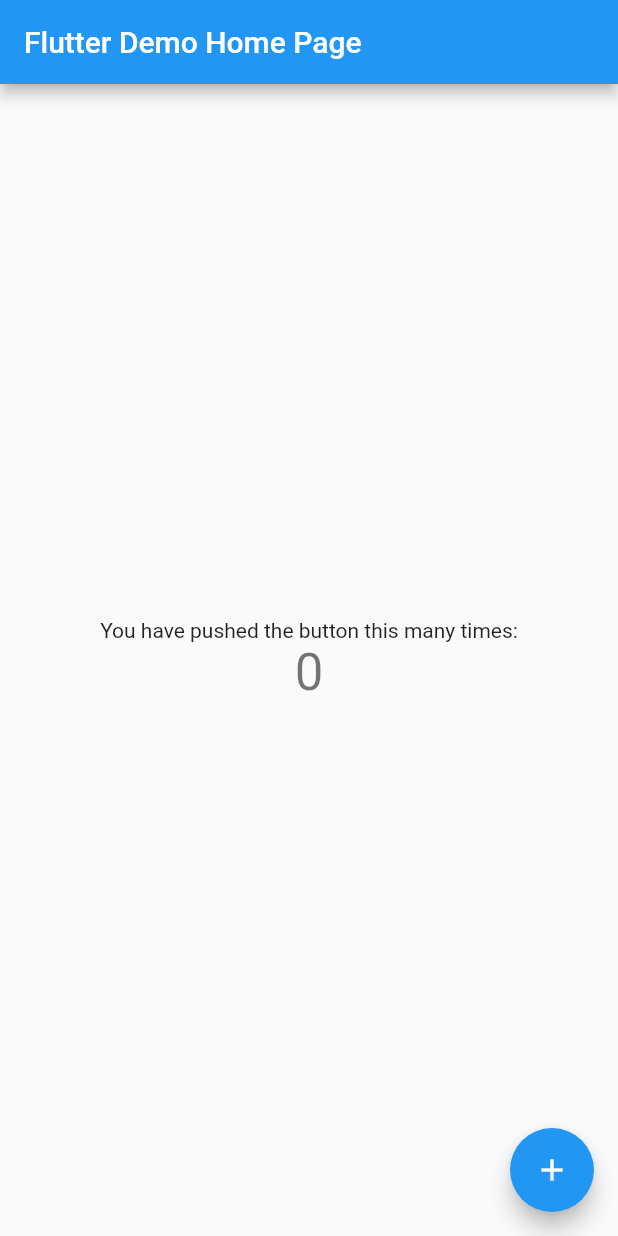
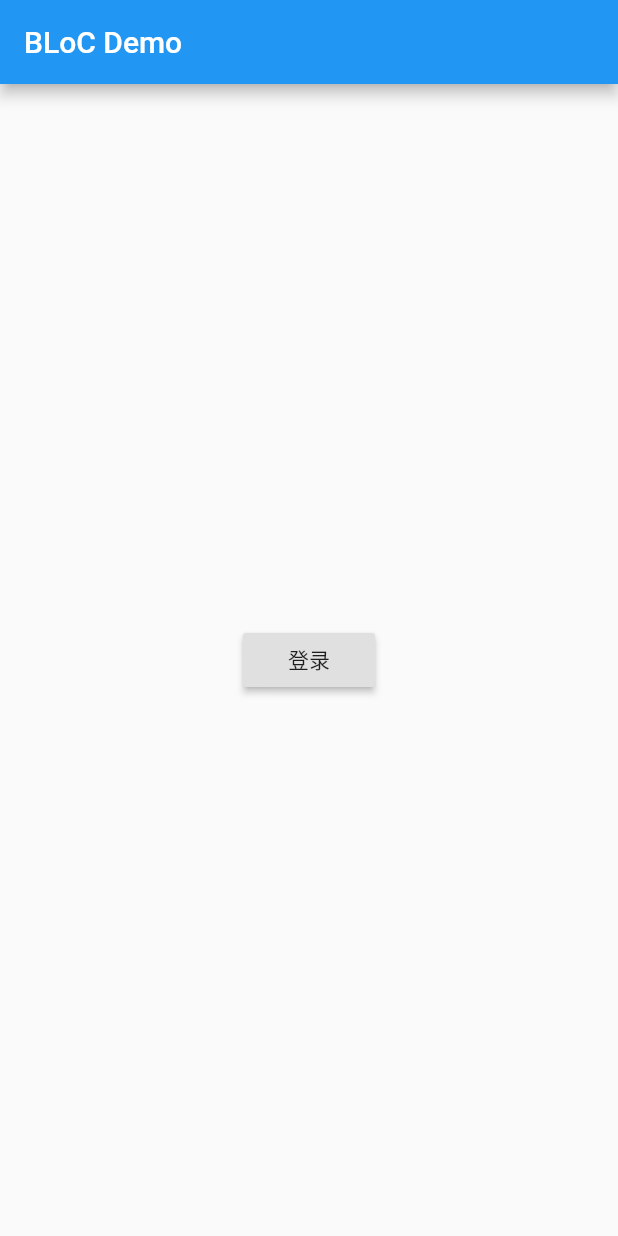
Before and after one commit to pantao/flutter-bloc-demo-app, a Flutter app: the screen it shows after launch, on a phone screen of 412 x 824 dp. Run offline on Flutter 3.47's test engine with Material 2 defaults, Android fonts, the phone set to English and light mode, and no system bars.

Commit message:
add bloc

```diff
--- /dev/null
+++ b/lib/bloc_provider.dart
@@ -0,0 +1,16 @@
+import 'package:flutter/material.dart';
+
+import 'bloc.dart';
+
+class BLoCProvider extends InheritedWidget {
+  AppBLoC bLoC = AppBLoC('');
+
+  BLoCProvider({Key key, Widget child}) : super(key: key, child: child);
+
+  @override
+  bool updateShouldNotify(_) => true;
+
+  static AppBLoC of(BuildContext context) {
+    return (context.inheritFromWidgetOfExactType(BLoCProvider) as BLoCProvider).bLoC;
+  }
+}
--- a/lib/main.dart
+++ b/lib/main.dart
@@ -1,111 +1,54 @@
+import 'dart:async';
+
 import 'package:flutter/material.dart';
 
-void main() => runApp(MyApp());
+import 'bloc.dart';
 
-class MyApp extends StatelessWidget {
+AppBLoC bloc = AppBLoC('');
+
+void main() => runApp(DemoApp());
+
+class DemoApp extends StatelessWidget {
   // This widget is the root of your application.
   @override
   Widget build(BuildContext context) {
     return MaterialApp(
-      title: 'Flutter Demo',
+      title: 'Flutter BLoC Demo',
       theme: ThemeData(
-        // This is the theme of your application.
-        //
-        // Try running your application with "flutter run". You'll see the
-        // application has a blue toolbar. Then, without quitting the app, try
-        // changing the primarySwatch below to Colors.green and then invoke
-        // "hot reload" (press "r" in the console where you ran "flutter run",
-        // or simply save your changes to "hot reload" in a Flutter IDE).
-        // Notice that the counter didn't reset back to zero; the application
-        // is not restarted.
         primarySwatch: Colors.blue,
       ),
-      home: MyHomePage(title: 'Flutter Demo Home Page'),
+      home: HomePage(),
     );
   }
 }
 
-class MyHomePage extends StatefulWidget {
-  MyHomePage({Key key, this.title}) : super(key: key);
-
-  // This widget is the home page of your application. It is stateful, meaning
-  // that it has a State object (defined below) that contains fields that affect
-  // how it looks.
-
-  // This class is the configuration for the state. It holds the values (in this
-  // case the title) provided by the parent (in this case the App widget) and
-  // used by the build method of the State. Fields in a Widget subclass are
-  // always marked "final".
-
-  final String title;
-
-  @override
-  _MyHomePageState createState() => _MyHomePageState();
-}
-
-class _MyHomePageState extends State<MyHomePage> {
-  int _counter = 0;
-
-  void _incrementCounter() {
-    setState(() {
-      // This call to setState tells the Flutter framework that something has
-      // changed in this State, which causes it to rerun the build method below
-      // so that the display can reflect the updated values. If we changed
-      // _counter without calling setState(), then the build method would not be
-      // called again, and so nothing would appear to happen.
-      _counter++;
-    });
-  }
+class HomePage extends StatelessWidget {
 
   @override
   Widget build(BuildContext context) {
-    // This method is rerun every time setState is called, for instance as done
-    // by the _incrementCounter method above.
-    //
-    // The Flutter framework has been optimized to make rerunning build methods
-    // fast, so that you can just rebuild anything that needs updating rather
-    // than having to individually change instances of widgets.
-    return Scaffold(
-      appBar: AppBar(
-        // Here we take the value from the MyHomePage object that was created by
-        // the App.build method, and use it to set our appbar title.
-        title: Text(widget.title),
-      ),
-      body: Center(
-        // Center is a layout widget. It takes a single child and positions it
-        // in the middle of the parent.
-        child: Column(
-          // Column is also layout widget. It takes a list of children and
-          // arranges them vertically. By default, it sizes itself to fit its
-          // children horizontally, and tries to be as tall as its parent.
-          //
-          // Invoke "debug painting" (press "p" in the console, choose the
-          // "Toggle Debug Paint" action from the Flutter Inspector in Android
-          // Studio, or the "Toggle Debug Paint" command in Visual Studio Code)
-          // to see the wireframe for each widget.
-          //
-          // Column has various properties to control how it sizes itself and
-          // how it positions its children. Here we use mainAxisAlignment to
-          // center the children vertically; the main axis here is the vertical
-          // axis because Columns are vertical (the cross axis would be
-          // horizontal).
-          mainAxisAlignment: MainAxisAlignment.center,
-          children: <Widget>[
-            Text(
-              'You have pushed the button this many times:',
-            ),
-            Text(
-              '$_counter',
-              style: Theme.of(context).textTheme.display1,
-            ),
-          ],
-        ),
-      ),
-      floatingActionButton: FloatingActionButton(
-        onPressed: _incrementCounter,
-        tooltip: 'Increment',
-        child: Icon(Icons.add),
-      ), // This trailing comma makes auto-formatting nicer for build methods.
+    return StreamBuilder<String>(
+      stream: bloc.stream,
+      initialData: bloc.token,
+      builder: (BuildContext context, AsyncSnapshot<String> snapshot) {
+        final authed = snapshot.data.length > 0;
+        return Scaffold(
+          appBar: AppBar(
+            title: Text('BLoC Demo'),
+          ),
+          body: Center(
+            child: RaisedButton(
+              child: Text(authed ? '退出' : '登录'),
+              onPressed: () {
+                if (authed) {
+                  bloc.destorySession();
+                } else {
+                  bloc.createSession('token');
+                }
+              },
+            )
+          ),
+        );
+      },
     );
   }
 }
```
Also changed, not shown: lib/bloc.dart (added, +24 -0 lines), 1 other file.
